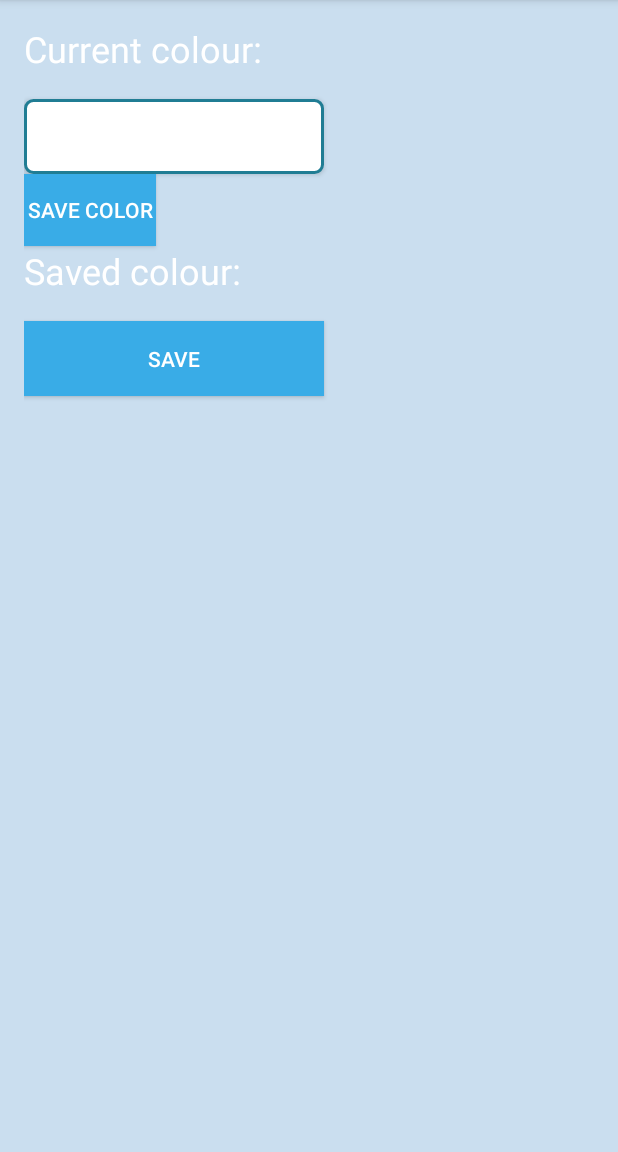
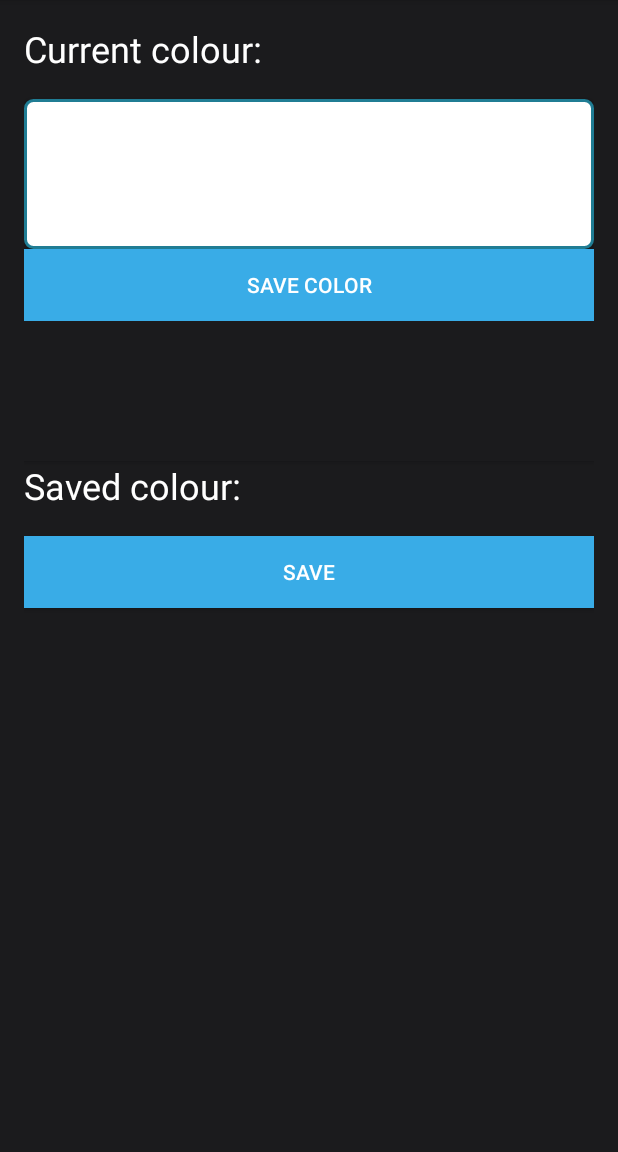
Before and after one commit to PWSZtar/light, an Android app: the ColorFunctionActivity screen opened directly, with no data from a screen before it, on a phone screen of 412 x 824 dp, the part 84-1236 px from its top. Run offline under Robolectric (Android 15) with nearby library versions, the phone set to English and light mode, and no system bars; libraries missing offline, so code that uses them is left out: com.pes.androidmaterialcolorpickerdialog; 6 statements that could not run were skipped.

Commit message:
zmiana kolorów, rozmiaru i polozenia przyciskow

```diff
--- a/app/src/main/res/layout/activity_color.xml
+++ b/app/src/main/res/layout/activity_color.xml
@@ -6,7 +6,7 @@
     android:layout_width="match_parent"
     android:orientation="vertical"
     android:layout_height="match_parent"
-    android:background="@color/SoftWhite"
+    android:background="@color/background"
     >
 
     <com.google.android.material.appbar.AppBarLayout
@@ -23,52 +23,60 @@
 
     <LinearLayout
         android:layout_width="match_parent"
-        android:orientation="vertical"
+        android:layout_height="match_parent"
         android:layout_margin="@dimen/activity_horizontal_margin"
-        android:layout_height="match_parent">
+        android:orientation="vertical">
 
         <TextView
             android:id="@+id/t2"
-            android:layout_width="200dp"
+            android:layout_width="wrap_content"
             android:layout_height="50dp"
             android:text="Current colour:"
-            android:textSize="24dp"
-            android:textColor="@color/White" />
+            android:textColor="@color/White"
+            android:textSize="24dp" />
 
         <Button
             android:id="@+id/color_holder"
-            android:layout_width="200dp"
-            android:layout_height="50dp"
             android:background="@drawable/rect"
+            android:layout_width="match_parent"
+            android:layout_height="100dp"
             android:textColor="#ffffff"
             android:textSize="24sp" />
 
         <Button
             android:id="@+id/btn_save_color"
-            android:layout_width="wrap_content"
+            android:layout_width="match_parent"
             android:layout_height="wrap_content"
             android:background="@color/Blue"
 
-            android:text="@string/save_color"/>
+            android:text="@string/save_color" />
+
+        <Button
+            android:id="@+id/space"
+            android:layout_width="match_parent"
+            android:layout_height="93dp"
+            android:background="@color/background"
+            android:textColor="#ffffff"
+            android:textSize="24sp" />
 
         <TextView
             android:id="@+id/textView3"
             android:layout_width="200dp"
             android:layout_height="50dp"
             android:text="Saved colour:"
-            android:textSize="24dp"
-            android:textColor="@color/White" />
+            android:textColor="@color/White"
+            android:textSize="24dp" />
 
         <androidx.recyclerview.widget.RecyclerView
             android:id="@+id/grid_colors"
             android:layout_width="fill_parent"
             android:layout_height="wrap_content"
-            android:numColumns="2"/>
+            android:numColumns="2" />
 
         <Button
             android:id="@+id/btn_save"
-            android:layout_width="200dp"
-            android:layout_height="50dp"
+            android:layout_width="match_parent"
+            android:layout_height="wrap_content"
             android:background="@color/Blue"
 
             android:text="Save" />
--- a/app/src/main/res/layout/activity_function.xml
+++ b/app/src/main/res/layout/activity_function.xml
@@ -4,7 +4,7 @@
     xmlns:tools="http://schemas.android.com/tools"
     android:layout_width="match_parent"
     android:layout_height="match_parent"
-    android:background="@color/SoftWhite"
+    android:background="@color/background"
     android:orientation="vertical">
 
     <com.google.android.material.appbar.AppBarLayout
--- a/app/src/main/res/layout/activity_main.xml
+++ b/app/src/main/res/layout/activity_main.xml
@@ -5,7 +5,7 @@
     xmlns:tools="http://schemas.android.com/tools"
     android:layout_width="match_parent"
     android:layout_height="match_parent"
-    android:background="@color/SoftWhite"
+    android:background="@color/background"
     tools:context=".views.MainActivity">
 
     <com.google.android.material.appbar.AppBarLayout
--- a/app/src/main/res/layout/device_list_header.xml
+++ b/app/src/main/res/layout/device_list_header.xml
@@ -3,7 +3,7 @@
     xmlns:android="http://schemas.android.com/apk/res/android"
     android:layout_width="match_parent"
     android:layout_height="match_parent"
-    android:background="@color/SoftWhite"
+    android:background="@color/background"
     android:orientation="vertical">
 
     <TextView
--- a/app/src/main/res/layout/device_list_item.xml
+++ b/app/src/main/res/layout/device_list_item.xml
@@ -3,7 +3,7 @@
     xmlns:android="http://schemas.android.com/apk/res/android"
     android:layout_width="match_parent"
     android:layout_height="match_parent"
-    android:background="@color/SoftWhite"
+    android:background="@color/background"
     android:orientation="vertical">
 
     <TextView
--- a/app/src/main/res/layout/fragment_terminal.xml
+++ b/app/src/main/res/layout/fragment_terminal.xml
@@ -6,7 +6,7 @@
     xmlns:tools="http://schemas.android.com/tools"
     android:layout_width="match_parent"
     android:layout_height="match_parent"
-    android:background="@color/SoftWhite"
+    android:background="@color/background"
     tools:context=".views.MainActivity">
 
     <TextView
@@ -15,7 +15,7 @@
         android:layout_height="50dp"
         android:gravity="center"
         android:text="Device Name"
-        android:textColor="@color/White"
+        android:textColor="@color/background"
         android:textAppearance="@style/TextAppearance.AppCompat.Medium"
         android:background="@color/Blue"
         app:layout_constraintBottom_toBottomOf="parent"
--- a/app/src/main/res/menu/menu_devices.xml
+++ b/app/src/main/res/menu/menu_devices.xml
@@ -5,6 +5,6 @@
         android:id="@+id/bt_settings"
         android:textColor="@color/White"
         android:textSize="24dp"
-        android:background="@color/SoftBlue"
+        android:background="@color/background"
         android:title="Bluetooth settings" />
 </menu>
--- a/app/src/main/res/values/colors.xml
+++ b/app/src/main/res/values/colors.xml
@@ -4,7 +4,9 @@
     <color name="SoftWhite">#cadeef</color>
     <color name="SoftBlue">#9bd4e4</color>
     <color name="Blue">#39ace7</color>
-    <color name="HardBlue">#0784b5</color>
+    <color name="HardBlue">#0783B3</color>
+    <color name="MyBlue">#129AD8</color>
+    <color name="background">#1B1B1D</color>
 
     <color name="colorRecieveText">#00FF00</color>
     <color name="colorSendText">#82CAFF</color>
```
Also changed, not shown: app/src/main/res/drawable/button_background.xml (added, +10 -0 lines), app/src/main/res/layout/activity_basic.xml (+4 -3 lines).
